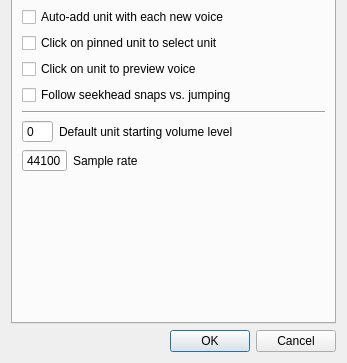
Above: src/editor/SettingsDialog.ui from yuxshao/ptcollab before the change; both pictures show x 0 to 347 and y 169 to 532 of the 347 by 532 pixel window. Below: the same form after it.
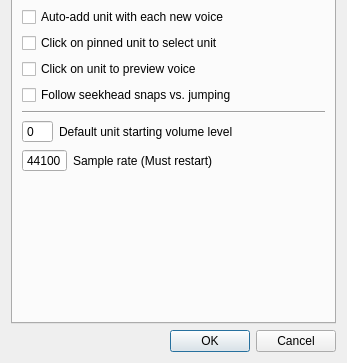
That is the form after the change.

Commit message: reversed the unnecessary stuff qt design studio did

Patch:
```diff
--- a/src/editor/SettingsDialog.ui
+++ b/src/editor/SettingsDialog.ui
@@ -151,7 +151,7 @@
             </sizepolicy>
            </property>
            <property name="text">
-            <string>Sample rate</string>
+            <string>Sample rate (Must restart)</string>
            </property>
           </widget>
          </item>
```
Left out of the diff: 22 changed lines with no effect on the pictures.
